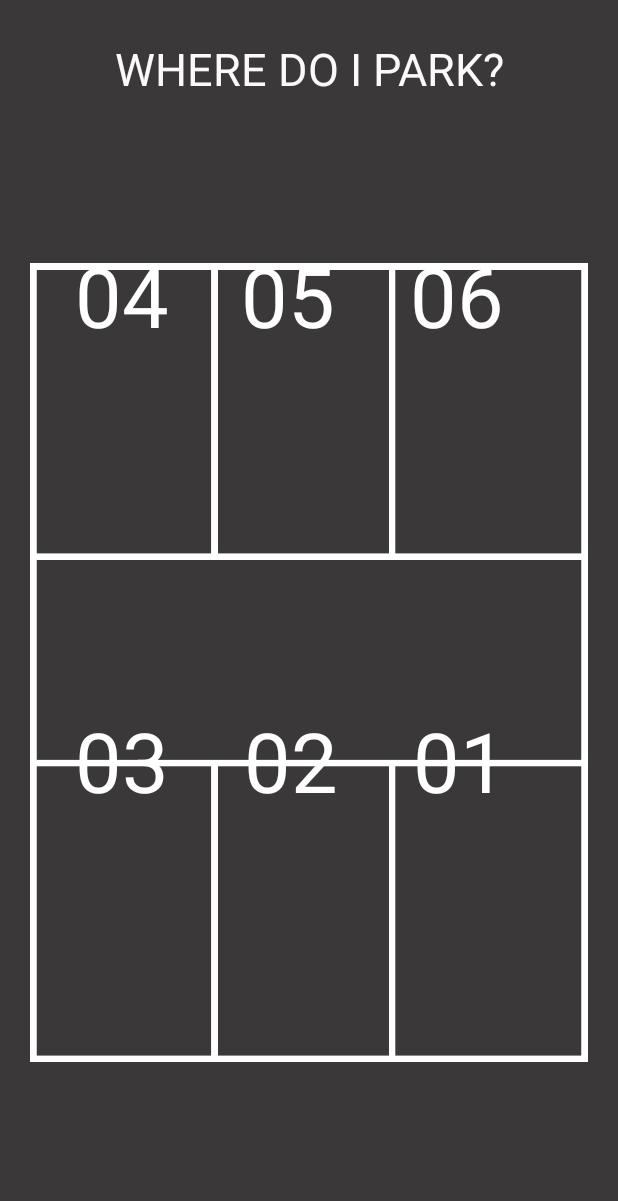
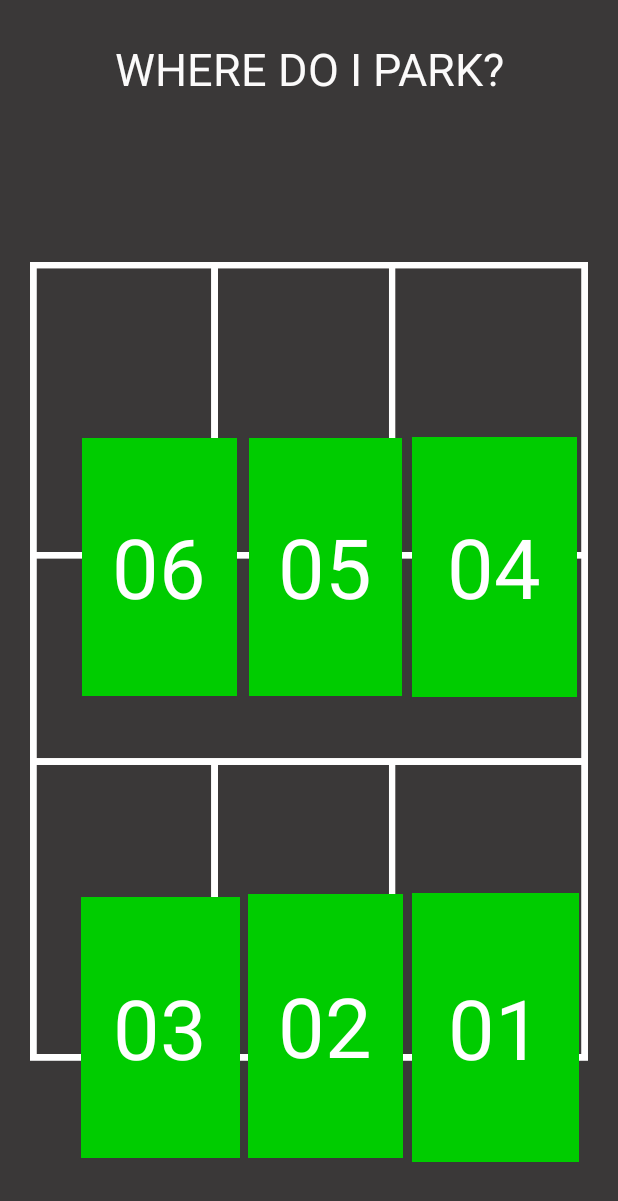
Before and after one commit to S2YuRiS2/Project14-IoT_Parking_Management_System, an Android app: the screen it shows after launch (MainActivity), on a phone screen of 412 x 824 dp. Shown: the top 1201 px of the screen. Run offline under Robolectric (Android 15) with nearby library versions, the phone set to English and light mode, and no system bars.

Commit message:
source code modification

```diff
--- a/app/src/main/java/com/example/parkingproject/MainActivity.java
+++ b/app/src/main/java/com/example/parkingproject/MainActivity.java
@@ -2,7 +2,9 @@ package com.example.parkingproject;
 
 import androidx.appcompat.app.AppCompatActivity;
 
+import android.graphics.Color;
 import android.os.Bundle;
+import android.widget.TextView;
 
 public class MainActivity extends AppCompatActivity {
 
@@ -10,5 +12,56 @@ public class MainActivity extends AppCompatActivity {
     protected void onCreate(Bundle savedInstanceState) {
         super.onCreate(savedInstanceState);
         setContentView(R.layout.activity_main);
+
+        TextView textView1=(TextView)findViewById(R.id.textView1);
+        TextView textView2=(TextView)findViewById(R.id.textView2);
+        TextView textView3=(TextView)findViewById(R.id.textView3);
+        TextView textView4=(TextView)findViewById(R.id.textView4);
+        TextView textView5=(TextView)findViewById(R.id.textView5);
+        TextView textView6=(TextView)findViewById(R.id.textView6);
+
+        //Distance value calculation with ultrasonic sensor
+        int distance=10;
+        if(distance<=8){
+            textView1.setBackgroundColor(Color.parseColor("#FF0000"));
+        }
+        else{
+            textView1.setBackgroundColor(Color.parseColor("#00CC00"));
+        }
+
+        if(distance<=8){
+            textView2.setBackgroundColor(Color.parseColor("#FF0000"));
+        }
+        else{
+            textView2.setBackgroundColor(Color.parseColor("#00CC00"));
+        }
+
+        if(distance<=8){
+            textView3.setBackgroundColor(Color.parseColor("#FF0000"));
+        }
+        else{
+            textView3.setBackgroundColor(Color.parseColor("#00CC00"));
+        }
+
+        if(distance<=8){
+            textView4.setBackgroundColor(Color.parseColor("#FF0000"));
+        }
+        else{
+            textView4.setBackgroundColor(Color.parseColor("#00CC00"));
+        }
+
+        if(distance<=8){
+            textView5.setBackgroundColor(Color.parseColor("#FF0000"));
+        }
+        else{
+            textView5.setBackgroundColor(Color.parseColor("#00CC00"));
+        }
+
+        if(distance<=8){
+            textView6.setBackgroundColor(Color.parseColor("#FF0000"));
+        }
+        else{
+            textView6.setBackgroundColor(Color.parseColor("#00CC00"));
+        }
     }
 }
--- a/app/src/main/res/layout/activity_main.xml
+++ b/app/src/main/res/layout/activity_main.xml
@@ -18,78 +18,115 @@
         android:textSize="30dp"
         />
 
+
     <ImageView
         android:id="@+id/imageView23"
         android:layout_width="wrap_content"
         android:layout_height="wrap_content"
-        android:layout_marginTop="60dp"
+        android:layout_alignParentTop="true"
+        android:layout_alignParentBottom="true"
+        android:layout_centerHorizontal="true"
         android:layout_marginLeft="20dp"
+        android:layout_marginTop="59dp"
         android:layout_marginRight="20dp"
-        android:layout_alignParentTop="true"
+        android:layout_marginBottom="1dp"
         app:srcCompat="@drawable/park" />
 
-    <LinearLayout
-        android:layout_width="match_parent"
-        android:layout_height="wrap_content"
-        android:layout_marginTop="160dp">
+    <TextView
+        android:id="@+id/textView1"
+        android:layout_width="111dp"
+        android:layout_height="179dp"
+        android:layout_alignParentEnd="true"
+        android:layout_alignParentRight="true"
+        android:layout_alignParentBottom="true"
+        android:layout_marginEnd="26dp"
+        android:layout_marginRight="26dp"
+        android:layout_marginBottom="49dp"
+        android:gravity="center"
+        android:background="#008000"
+        android:text="01"
+        android:textColor="@color/white"
+        android:textSize="55dp" />
 
     <TextView
-            android:id="@+id/textView22"
-            android:layout_width="wrap_content"
-            android:layout_height="wrap_content"
-            android:layout_marginLeft="50dp"
+        android:id="@+id/textView2"
+        android:layout_width="103dp"
+        android:layout_height="176dp"
+        android:layout_alignParentEnd="true"
+        android:layout_alignParentRight="true"
+        android:layout_alignParentBottom="true"
+        android:layout_centerHorizontal="true"
+        android:layout_marginEnd="143dp"
+        android:layout_marginRight="143dp"
+        android:layout_marginBottom="52dp"
+        android:gravity="center"
+        android:background="#FF0000"
+        android:text="02"
+        android:textColor="@color/white"
+        android:textSize="55dp" />
+
+    <TextView
+        android:id="@+id/textView3"
+        android:layout_width="106dp"
+        android:layout_height="174dp"
+        android:layout_alignParentEnd="true"
+        android:layout_alignParentRight="true"
+        android:layout_alignParentBottom="true"
+        android:layout_marginEnd="252dp"
+        android:layout_marginRight="252dp"
+        android:layout_marginBottom="52dp"
+        android:gravity="center"
+        android:background="#FF0000"
+        android:text="03"
+        android:textColor="@color/white"
+        android:textSize="55dp" />
+
+    <TextView
+        android:id="@+id/textView4"
+        android:layout_width="110dp"
+        android:layout_height="173dp"
+        android:layout_alignParentEnd="true"
+        android:layout_alignParentRight="true"
+        android:layout_alignParentBottom="true"
+        android:layout_marginEnd="27dp"
+        android:layout_marginRight="27dp"
+        android:layout_marginBottom="359dp"
+        android:gravity="center"
+        android:background="#FF0000"
         android:text="04"
         android:textColor="@color/white"
         android:textSize="55dp" />
 
     <TextView
-            android:id="@+id/textView23"
-            android:layout_width="wrap_content"
-            android:layout_height="wrap_content"
-            android:layout_marginLeft="48dp"
+        android:id="@+id/textView5"
+        android:layout_width="102dp"
+        android:layout_height="172dp"
+        android:layout_alignParentEnd="true"
+        android:layout_alignParentRight="true"
+        android:layout_alignParentBottom="true"
+        android:layout_centerHorizontal="true"
+        android:layout_marginEnd="144dp"
+        android:layout_marginRight="144dp"
+        android:layout_marginBottom="360dp"
+        android:gravity="center"
+        android:background="#FF0000"
         android:text="05"
-            android:textColor="@color/white"
-            android:textSize="55dp" />
-        <TextView
-            android:id="@+id/textView24"
-            android:layout_width="wrap_content"
-            android:layout_height="wrap_content"
-            android:layout_marginLeft="50dp"
-            android:text="06"
-            android:textColor="@color/white"
-            android:textSize="55dp" />
-    </LinearLayout>
-
-    <LinearLayout
-        android:layout_width="match_parent"
-        android:layout_height="wrap_content"
-        android:layout_marginTop="470dp">
-
-        <TextView
-            android:id="@+id/textView25"
-            android:layout_width="wrap_content"
-            android:layout_height="wrap_content"
-            android:layout_marginLeft="50dp"
-            android:text="03"
         android:textColor="@color/white"
         android:textSize="55dp" />
 
     <TextView
-            android:id="@+id/textView26"
-            android:layout_width="wrap_content"
-            android:layout_height="wrap_content"
-            android:layout_marginLeft="50dp"
-            android:text="02"
+        android:id="@+id/textView6"
+        android:layout_width="103dp"
+        android:layout_height="172dp"
+        android:layout_alignParentEnd="true"
+        android:layout_alignParentRight="true"
+        android:layout_alignParentBottom="true"
+        android:layout_marginEnd="254dp"
+        android:layout_marginRight="254dp"
+        android:layout_marginBottom="360dp"
+        android:background="#FF0000"
+        android:gravity="center"
+        android:text="06"
         android:textColor="@color/white"
         android:textSize="55dp" />
-
-        <TextView
-            android:id="@+id/textView27"
-            android:layout_width="wrap_content"
-            android:layout_height="wrap_content"
-            android:layout_marginLeft="50dp"
-            android:text="01"
-            android:textColor="@color/white"
-            android:textSize="55dp" />
-    </LinearLayout>
 </RelativeLayout>
```
Lines whose indentation alone changed are shown as unchanged.
